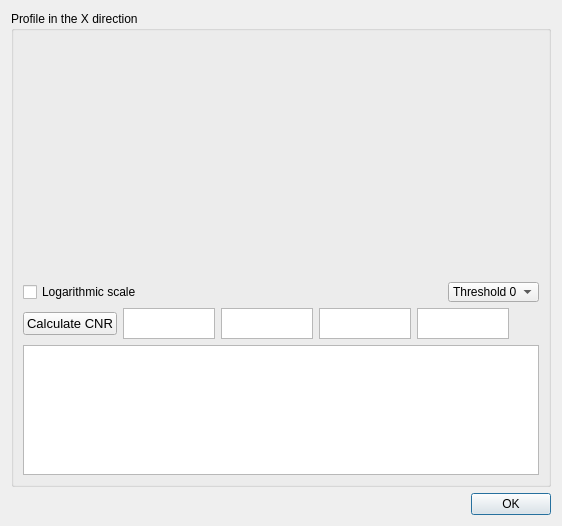
The window that SpidrMpx3Eq/profiledialog.ui (navrit/dexter) describes before a commit, drawn with Qt 5.
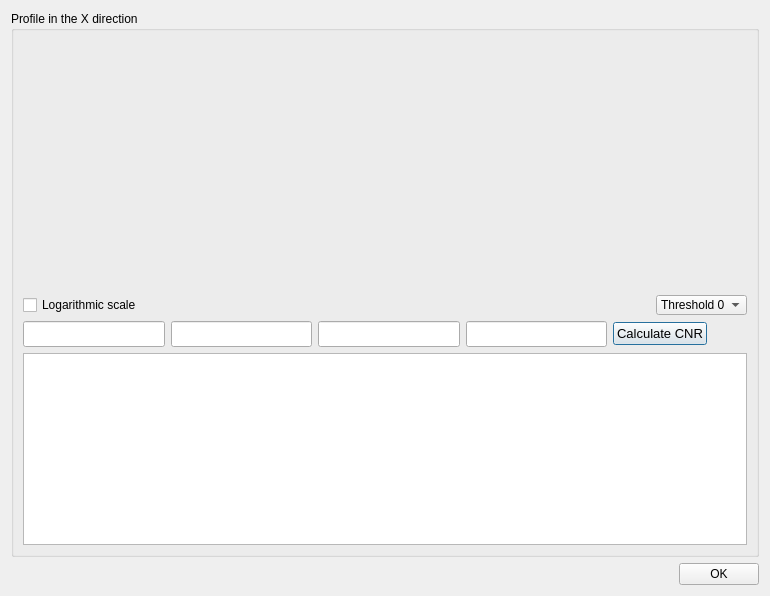
The same window after the commit. Custom widgets are drawn as their Qt base class.

Commit message: Working on the profile dialog and analysis.

Patch:
```diff
--- a/SpidrMpx3Eq/profiledialog.ui
+++ b/SpidrMpx3Eq/profiledialog.ui
@@ -6,8 +6,8 @@
    <rect>
     <x>0</x>
     <y>0</y>
-    <width>562</width>
-    <height>526</height>
+    <width>770</width>
+    <height>596</height>
    </rect>
   </property>
   <property name="windowTitle">
@@ -89,6 +89,42 @@
           </item>
           <item>
            <layout class="QHBoxLayout" name="horizontalLayout_2">
+            <item>
+             <widget class="QLineEdit" name="lineEdit">
+              <property name="font">
+               <font>
+                <pointsize>11</pointsize>
+               </font>
+              </property>
+             </widget>
+            </item>
+            <item>
+             <widget class="QLineEdit" name="lineEdit_2">
+              <property name="font">
+               <font>
+                <pointsize>11</pointsize>
+               </font>
+              </property>
+             </widget>
+            </item>
+            <item>
+             <widget class="QLineEdit" name="lineEdit_3">
+              <property name="font">
+               <font>
+                <pointsize>11</pointsize>
+               </font>
+              </property>
+             </widget>
+            </item>
+            <item>
+             <widget class="QLineEdit" name="lineEdit_4">
+              <property name="font">
+               <font>
+                <pointsize>11</pointsize>
+               </font>
+              </property>
+             </widget>
+            </item>
             <item>
              <widget class="QPushButton" name="pushButton">
               <property name="font">
@@ -99,68 +135,8 @@
               <property name="text">
                <string>Calculate CNR</string>
               </property>
-             </widget>
-            </item>
-            <item>
-             <widget class="QPlainTextEdit" name="plainTextEdit">
-              <property name="maximumSize">
-               <size>
-                <width>102</width>
-                <height>31</height>
-               </size>
-              </property>
-              <property name="font">
-               <font>
-                <pointsize>12</pointsize>
-               </font>
-              </property>
-             </widget>
-            </item>
-            <item>
-             <widget class="QPlainTextEdit" name="plainTextEdit_2">
-              <property name="maximumSize">
-               <size>
-                <width>103</width>
-                <height>31</height>
-               </size>
-              </property>
-              <property name="font">
-               <font>
-                <pointsize>12</pointsize>
-               </font>
-              </property>
-             </widget>
-            </item>
-            <item>
-             <widget class="QPlainTextEdit" name="plainTextEdit_3">
-              <property name="maximumSize">
-               <size>
-                <width>102</width>
-                <height>31</height>
-               </size>
-              </property>
-              <property name="font">
-               <font>
-                <pointsize>12</pointsize>
-               </font>
-              </property>
-             </widget>
-            </item>
-            <item>
-             <widget class="QPlainTextEdit" name="plainTextEdit_4">
-              <property name="maximumSize">
-               <size>
-                <width>103</width>
-                <height>31</height>
-               </size>
-              </property>
-              <property name="font">
-               <font>
-                <pointsize>12</pointsize>
-               </font>
-              </property>
-              <property name="layoutDirection">
-               <enum>Qt::RightToLeft</enum>
+              <property name="default">
+               <bool>true</bool>
               </property>
              </widget>
             </item>
```
Left out of the diff: 3 changed lines with no effect on the pictures. The commit also changes 5 other files.
